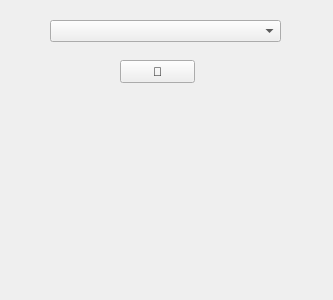
zizo-pro/Language-Master, file GUI/main-gui-file.ui: the form before one commit.
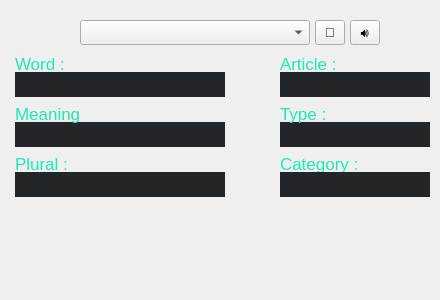
The form after the commit.

What changed in the file:
```diff
--- a/GUI/main-gui-file.ui
+++ b/GUI/main-gui-file.ui
@@ -6,7 +6,7 @@
    <rect>
     <x>0</x>
     <y>0</y>
-    <width>333</width>
+    <width>440</width>
     <height>300</height>
    </rect>
   </property>
@@ -19,26 +19,399 @@
   <widget class="QComboBox" name="comboBox">
    <property name="geometry">
     <rect>
-     <x>50</x>
+     <x>80</x>
      <y>20</y>
-     <width>231</width>
-     <height>22</height>
+     <width>230</width>
+     <height>25</height>
     </rect>
    </property>
+   <property name="frame">
+    <bool>true</bool>
+   </property>
   </widget>
   <widget class="QPushButton" name="pushButton">
    <property name="geometry">
     <rect>
-     <x>120</x>
-     <y>60</y>
-     <width>75</width>
-     <height>23</height>
+     <x>315</x>
+     <y>20</y>
+     <width>30</width>
+     <height>25</height>
     </rect>
    </property>
+   <property name="font">
+    <font>
+     <pointsize>10</pointsize>
+    </font>
+   </property>
+   <property name="styleSheet">
+    <string notr="true">padding:0
+</string>
+   </property>
    <property name="text">
     <string>🔎</string>
    </property>
   </widget>
+  <widget class="QLabel" name="word_LB">
+   <property name="geometry">
+    <rect>
+     <x>15</x>
+     <y>54</y>
+     <width>71</width>
+     <height>20</height>
+    </rect>
+   </property>
+   <property name="font">
+    <font>
+     <family>MS Shell Dlg 2</family>
+     <pointsize>13</pointsize>
+     <weight>50</weight>
+     <italic>false</italic>
+     <bold>false</bold>
+    </font>
+   </property>
+   <property name="styleSheet">
+    <string notr="true">color: rgb(29, 233, 182);
+font: 13pt &quot;MS Shell Dlg 2&quot;;</string>
+   </property>
+   <property name="text">
+    <string>Word :</string>
+   </property>
+   <property name="alignment">
+    <set>Qt::AlignLeading|Qt::AlignLeft|Qt::AlignVCenter</set>
+   </property>
+  </widget>
+  <widget class="QLabel" name="word_DB">
+   <property name="geometry">
+    <rect>
+     <x>15</x>
+     <y>72</y>
+     <width>210</width>
+     <height>25</height>
+    </rect>
+   </property>
+   <property name="styleSheet">
+    <string notr="true">/*padding-left : 8px;*/
+color:white;
+background-color: rgb(35, 38, 41);
+font-size: 12pt;</string>
+   </property>
+   <property name="text">
+    <string/>
+   </property>
+   <property name="alignment">
+    <set>Qt::AlignCenter</set>
+   </property>
+   <property name="margin">
+    <number>0</number>
+   </property>
+  </widget>
+  <widget class="QLabel" name="meaning_DB">
+   <property name="geometry">
+    <rect>
+     <x>15</x>
+     <y>122</y>
+     <width>210</width>
+     <height>25</height>
+    </rect>
+   </property>
+   <property name="styleSheet">
+    <string notr="true">/*padding-left : 8px;*/
+color:white;
+background-color: rgb(35, 38, 41);
+font-size: 12pt;</string>
+   </property>
+   <property name="text">
+    <string/>
+   </property>
+   <property name="alignment">
+    <set>Qt::AlignCenter</set>
+   </property>
+   <property name="margin">
+    <number>0</number>
+   </property>
+  </widget>
+  <widget class="QLabel" name="meaning_LB">
+   <property name="geometry">
+    <rect>
+     <x>15</x>
+     <y>104</y>
+     <width>71</width>
+     <height>20</height>
+    </rect>
+   </property>
+   <property name="font">
+    <font>
+     <family>MS Shell Dlg 2</family>
+     <pointsize>13</pointsize>
+     <weight>50</weight>
+     <italic>false</italic>
+     <bold>false</bold>
+    </font>
+   </property>
+   <property name="styleSheet">
+    <string notr="true">color: rgb(29, 233, 182);
+font: 13pt &quot;MS Shell Dlg 2&quot;;</string>
+   </property>
+   <property name="text">
+    <string>Meaning :</string>
+   </property>
+   <property name="alignment">
+    <set>Qt::AlignLeading|Qt::AlignLeft|Qt::AlignVCenter</set>
+   </property>
+  </widget>
+  <widget class="QLabel" name="plural_LB">
+   <property name="geometry">
+    <rect>
+     <x>15</x>
+     <y>154</y>
+     <width>71</width>
+     <height>20</height>
+    </rect>
+   </property>
+   <property name="font">
+    <font>
+     <family>MS Shell Dlg 2</family>
+     <pointsize>13</pointsize>
+     <weight>50</weight>
+     <italic>false</italic>
+     <bold>false</bold>
+    </font>
+   </property>
+   <property name="styleSheet">
+    <string notr="true">color: rgb(29, 233, 182);
+font: 13pt &quot;MS Shell Dlg 2&quot;;</string>
+   </property>
+   <property name="text">
+    <string>Plural :</string>
+   </property>
+   <property name="alignment">
+    <set>Qt::AlignLeading|Qt::AlignLeft|Qt::AlignVCenter</set>
+   </property>
+  </widget>
+  <widget class="QLabel" name="plural_DB">
+   <property name="geometry">
+    <rect>
+     <x>15</x>
+     <y>172</y>
+     <width>210</width>
+     <height>25</height>
+    </rect>
+   </property>
+   <property name="styleSheet">
+    <string notr="true">/*padding-left : 8px;*/
+color:white;
+background-color: rgb(35, 38, 41);
+font-size: 12pt;</string>
+   </property>
+   <property name="text">
+    <string/>
+   </property>
+   <property name="alignment">
+    <set>Qt::AlignCenter</set>
+   </property>
+   <property name="margin">
+    <number>0</number>
+   </property>
+  </widget>
+  <widget class="QLabel" name="article_LB">
+   <property name="geometry">
+    <rect>
+     <x>280</x>
+     <y>54</y>
+     <width>71</width>
+     <height>20</height>
+    </rect>
+   </property>
+   <property name="font">
+    <font>
+     <family>MS Shell Dlg 2</family>
+     <pointsize>13</pointsize>
+     <weight>50</weight>
+     <italic>false</italic>
+     <bold>false</bold>
+    </font>
+   </property>
+   <property name="styleSheet">
+    <string notr="true">color: rgb(29, 233, 182);
+font: 13pt &quot;MS Shell Dlg 2&quot;;</string>
+   </property>
+   <property name="text">
+    <string>Article :</string>
+   </property>
+   <property name="alignment">
+    <set>Qt::AlignLeading|Qt::AlignLeft|Qt::AlignVCenter</set>
+   </property>
+  </widget>
+  <widget class="QLabel" name="article_DB">
+   <property name="geometry">
+    <rect>
+     <x>280</x>
+     <y>72</y>
+     <width>150</width>
+     <height>25</height>
+    </rect>
+   </property>
+   <property name="styleSheet">
+    <string notr="true">/*padding-left : 8px;*/
+color:white;
+background-color: rgb(35, 38, 41);
+font-size: 12pt;</string>
+   </property>
+   <property name="text">
+    <string/>
+   </property>
+   <property name="alignment">
+    <set>Qt::AlignCenter</set>
+   </property>
+   <property name="margin">
+    <number>0</number>
+   </property>
+  </widget>
+  <widget class="QLabel" name="type_DB">
+   <property name="geometry">
+    <rect>
+     <x>280</x>
+     <y>122</y>
+     <width>150</width>
+     <height>25</height>
+    </rect>
+   </property>
+   <property name="styleSheet">
+    <string notr="true">/*padding-left : 8px;*/
+color:white;
+background-color: rgb(35, 38, 41);
+font-size: 12pt;</string>
+   </property>
+   <property name="text">
+    <string/>
+   </property>
+   <property name="alignment">
+    <set>Qt::AlignCenter</set>
+   </property>
+   <property name="margin">
+    <number>0</number>
+   </property>
+  </widget>
+  <widget class="QLabel" name="type_LB">
+   <property name="geometry">
+    <rect>
+     <x>280</x>
+     <y>104</y>
+     <width>71</width>
+     <height>20</height>
+    </rect>
+   </property>
+   <property name="font">
+    <font>
+     <family>MS Shell Dlg 2</family>
+     <pointsize>13</pointsize>
+     <weight>50</weight>
+     <italic>false</italic>
+     <bold>false</bold>
+    </font>
+   </property>
+   <property name="styleSheet">
+    <string notr="true">color: rgb(29, 233, 182);
+font: 13pt &quot;MS Shell Dlg 2&quot;;</string>
+   </property>
+   <property name="text">
+    <string>Type :</string>
+   </property>
+   <property name="alignment">
+    <set>Qt::AlignLeading|Qt::AlignLeft|Qt::AlignVCenter</set>
+   </property>
+  </widget>
+  <widget class="QPushButton" name="speaker_BT">
+   <property name="geometry">
+    <rect>
+     <x>350</x>
+     <y>20</y>
+     <width>30</width>
+     <height>25</height>
+    </rect>
+   </property>
+   <property name="font">
+    <font>
+     <pointsize>10</pointsize>
+    </font>
+   </property>
+   <property name="styleSheet">
+    <string notr="true">padding:0
+</string>
+   </property>
+   <property name="text">
+    <string>🔊</string>
+   </property>
+  </widget>
+  <widget class="QLabel" name="category_LB">
+   <property name="geometry">
+    <rect>
+     <x>280</x>
+     <y>154</y>
+     <width>81</width>
+     <height>20</height>
+    </rect>
+   </property>
+   <property name="font">
+    <font>
+     <family>MS Shell Dlg 2</family>
+     <pointsize>13</pointsize>
+     <weight>50</weight>
+     <italic>false</italic>
+     <bold>false</bold>
+    </font>
+   </property>
+   <property name="styleSheet">
+    <string notr="true">color: rgb(29, 233, 182);
+font: 13pt &quot;MS Shell Dlg 2&quot;;</string>
+   </property>
+   <property name="text">
+    <string>Category :</string>
+   </property>
+   <property name="alignment">
+    <set>Qt::AlignLeading|Qt::AlignLeft|Qt::AlignVCenter</set>
+   </property>
+  </widget>
+  <widget class="QLabel" name="category_DB">
+   <property name="geometry">
+    <rect>
+     <x>280</x>
+     <y>172</y>
+     <width>150</width>
+     <height>25</height>
+    </rect>
+   </property>
+   <property name="styleSheet">
+    <string notr="true">/*padding-left : 8px;*/
+color:white;
+background-color: rgb(35, 38, 41);
+font-size: 12pt;</string>
+   </property>
+   <property name="text">
+    <string/>
+   </property>
+   <property name="alignment">
+    <set>Qt::AlignCenter</set>
+   </property>
+   <property name="margin">
+    <number>0</number>
+   </property>
+  </widget>
+  <zorder>comboBox</zorder>
+  <zorder>search_BT</zorder>
+  <zorder>word_DB</zorder>
+  <zorder>word_LB</zorder>
+  <zorder>meaning_DB</zorder>
+  <zorder>meaning_LB</zorder>
+  <zorder>plural_LB</zorder>
+  <zorder>plural_DB</zorder>
+  <zorder>article_LB</zorder>
+  <zorder>article_DB</zorder>
+  <zorder>type_DB</zorder>
+  <zorder>type_LB</zorder>
+  <zorder>speaker_BT</zorder>
+  <zorder>category_LB</zorder>
+  <zorder>category_DB</zorder>
  </widget>
  <resources/>
  <connections/>
```
Left out of the diff: 2 changed lines with no effect on the pictures.
